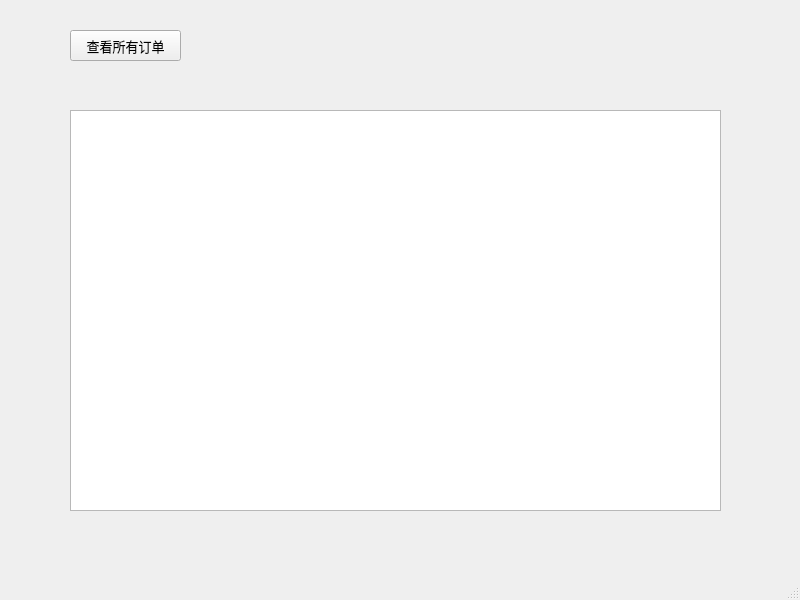
The window that SBSystemBackup/orderlist.ui (iceboundx/SBSystem) describes before a commit, drawn with Qt 5.
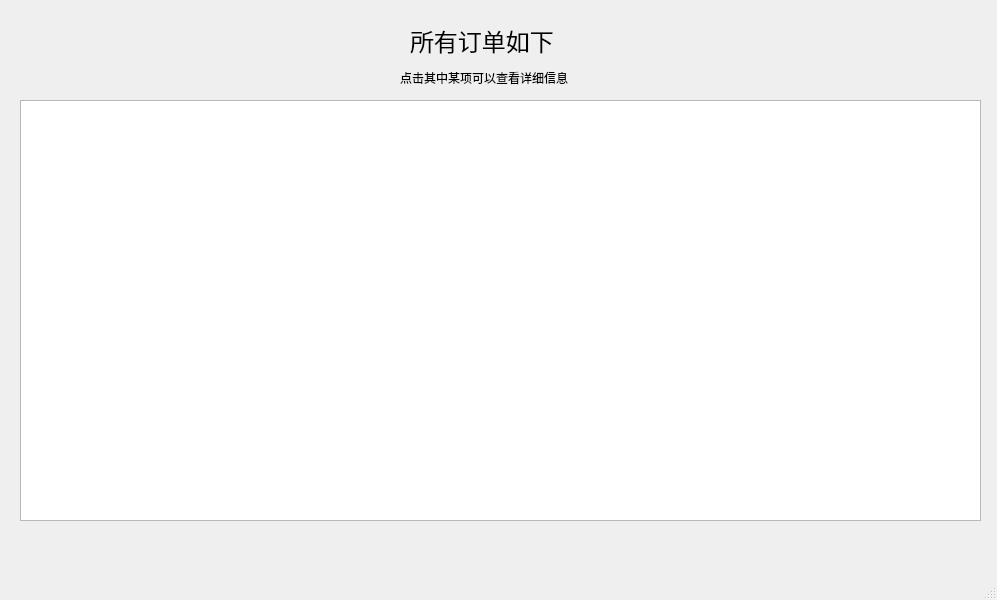
The same window after the commit.

```diff
--- a/SBSystemBackup/orderlist.ui
+++ b/SBSystemBackup/orderlist.ui
@@ -6,7 +6,7 @@
    <rect>
     <x>0</x>
     <y>0</y>
-    <width>800</width>
+    <width>997</width>
     <height>600</height>
    </rect>
   </property>
@@ -17,30 +17,49 @@
    <widget class="QListWidget" name="list">
     <property name="geometry">
      <rect>
-      <x>70</x>
-      <y>110</y>
-      <width>651</width>
-      <height>401</height>
-     </rect>
-    </property>
-   </widget>
-   <widget class="QPushButton" name="seeall">
-    <property name="geometry">
-     <rect>
-      <x>70</x>
-      <y>30</y>
-      <width>111</width>
-      <height>31</height>
+      <x>20</x>
+      <y>100</y>
+      <width>961</width>
+      <height>421</height>
      </rect>
     </property>
     <property name="font">
      <font>
       <family>微软雅黑</family>
-      <pointsize>10</pointsize>
+      <pointsize>12</pointsize>
      </font>
     </property>
+   </widget>
+   <widget class="QLabel" name="label">
+    <property name="geometry">
+     <rect>
+      <x>410</x>
+      <y>20</y>
+      <width>211</width>
+      <height>41</height>
+     </rect>
+    </property>
+    <property name="font">
+     <font>
+      <family>等线</family>
+      <pointsize>18</pointsize>
+     </font>
+    </property>
     <property name="text">
-     <string>查看所有订单</string>
+     <string>所有订单如下</string>
+    </property>
+   </widget>
+   <widget class="QLabel" name="label_2">
+    <property name="geometry">
+     <rect>
+      <x>400</x>
+      <y>70</y>
+      <width>211</width>
+      <height>16</height>
+     </rect>
+    </property>
+    <property name="text">
+     <string>点击其中某项可以查看详细信息</string>
     </property>
    </widget>
   </widget>
```
Left out of the diff: 2 changed lines with no effect on the pictures.
